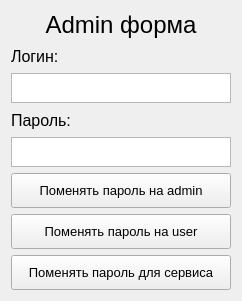
Old version of the form admin.ui in the repository edfefegeger/PyQt_Web_Engine_Loging.
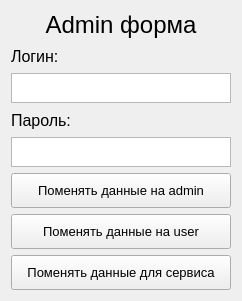
New version of the form.

```diff
--- a/admin.ui
+++ b/admin.ui
@@ -115,7 +115,7 @@
         </font>
        </property>
        <property name="text">
-        <string>Поменять пароль на admin</string>
+        <string>Поменять данные на admin</string>
        </property>
       </widget>
      </item>
@@ -133,7 +133,7 @@
         </font>
        </property>
        <property name="text">
-        <string>Поменять пароль на user</string>
+        <string>Поменять данные на user</string>
        </property>
       </widget>
      </item>
@@ -151,7 +151,7 @@
         </font>
        </property>
        <property name="text">
-        <string>Поменять пароль для сервиса</string>
+        <string>Поменять данные для сервиса</string>
        </property>
       </widget>
      </item>
```
